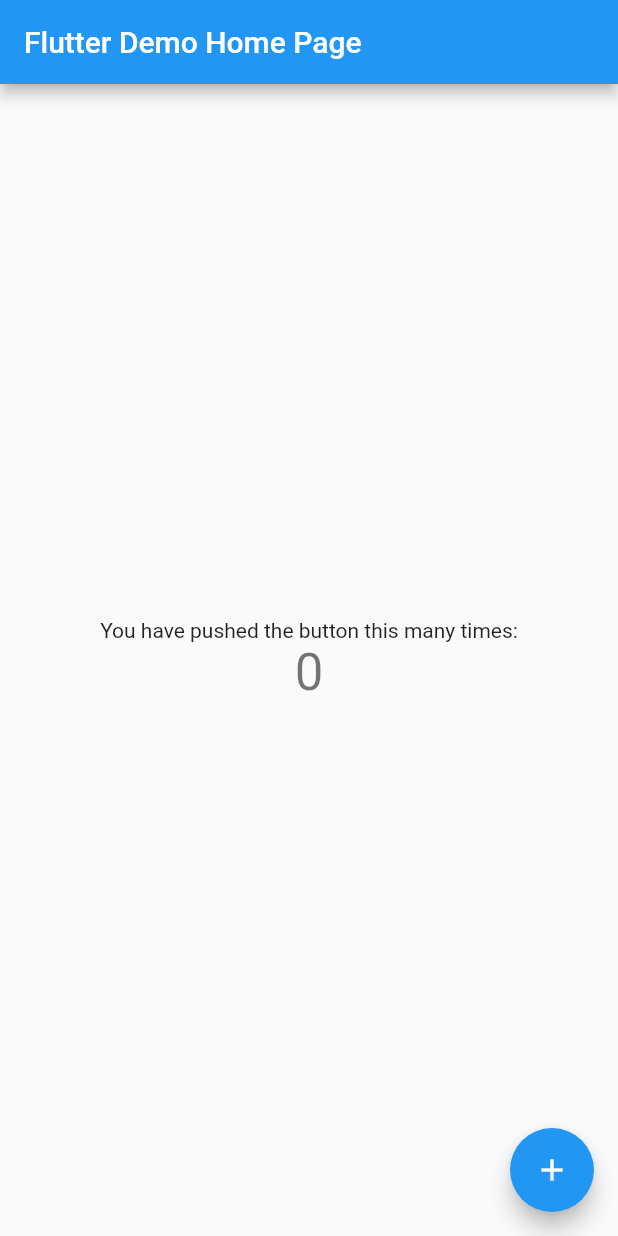
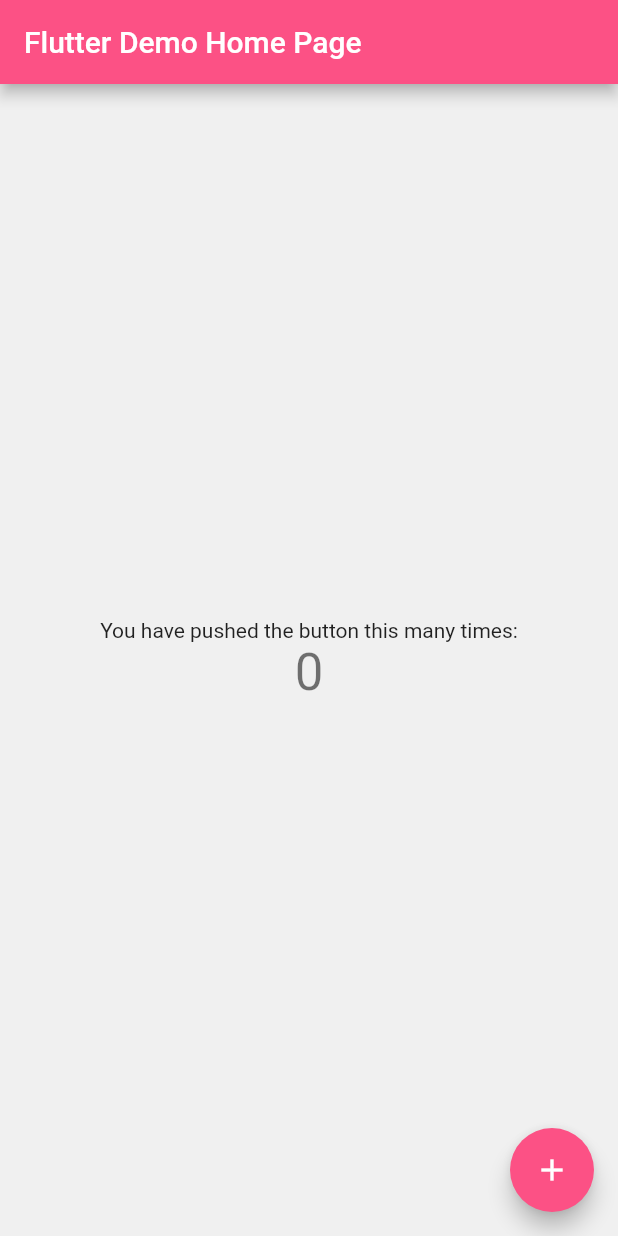
Before and after one commit to michalpatryk/HotelManagementSystem, a Flutter app: the screen it shows after launch, on a phone screen of 412 x 824 dp. Run offline on Flutter 3.47's test engine with Material 2 defaults, Android fonts, the phone set to English and light mode, and no system bars.

Commit message:
colorTheme

```diff
--- a/Frontend/hotel_management_system/lib/main.dart
+++ b/Frontend/hotel_management_system/lib/main.dart
@@ -1,4 +1,5 @@
 import 'package:flutter/material.dart';
+import 'package:hotel_management_system/utils/colorTheme.dart';
 
 void main() {
   runApp(MyApp());
@@ -8,20 +9,10 @@ class MyApp extends StatelessWidget {
   // This widget is the root of your application.
   @override
   Widget build(BuildContext context) {
+    ColorTheme colorTheme = ColorTheme();
     return MaterialApp(
       title: 'Flutter Demo',
-      theme: ThemeData(
-        // This is the theme of your application.
-        //
-        // Try running your application with "flutter run". You'll see the
-        // application has a blue toolbar. Then, without quitting the app, try
-        // changing the primarySwatch below to Colors.green and then invoke
-        // "hot reload" (press "r" in the console where you ran "flutter run",
-        // or simply save your changes to "hot reload" in a Flutter IDE).
-        // Notice that the counter didn't reset back to zero; the application
-        // is not restarted.
-        primarySwatch: Colors.blue,
-      ),
+      theme: colorTheme.themeData,
       home: MyHomePage(title: 'Flutter Demo Home Page'),
     );
   }
--- /dev/null
+++ b/Frontend/hotel_management_system/lib/utils/colorTheme.dart
@@ -0,0 +1,35 @@
+import 'package:flutter/material.dart';
+
+class ColorTheme {
+  /// Default constructor
+  ColorTheme();
+
+  ThemeData get themeData {
+    /// Create a TextTheme and ColorScheme, that we can use to generate ThemeData
+    TextTheme txtTheme = ThemeData.light().textTheme;
+    Color txtColor = txtTheme.bodyText1.color;
+    ColorScheme colorScheme = ColorScheme(
+        // Decide how you want to apply your own custom them, to the MaterialApp
+        brightness: Brightness.light,
+        primary: Color.fromRGBO(252, 81, 133, 1),
+        primaryVariant: Color.fromRGBO(252, 81, 133, 1),
+        secondary: Color.fromRGBO(252, 81, 133, 1),
+        secondaryVariant: Color.fromRGBO(252, 81, 133, 1),
+        background: Color.fromRGBO(240, 240, 240, 1),
+        surface: Color.fromRGBO(240, 240, 240, 1),
+        onBackground: txtColor,
+        onSurface: txtColor,
+        onError: Colors.white,
+        onPrimary: Colors.white,
+        onSecondary: Colors.white,
+        error: Colors.red.shade400);
+
+    /// Now that we have ColorScheme and TextTheme, we can create the ThemeData
+    var t = ThemeData.from(textTheme: txtTheme, colorScheme: colorScheme);
+    // We can also add on some extra properties that ColorScheme seems to miss
+    //.copyWith(buttonColor: primary, cursorColor: accent1, highlightColor: accent1, toggleableActiveColor: accent1);
+
+    /// Return the themeData which MaterialApp can now use
+    return t;
+  }
+}
```
